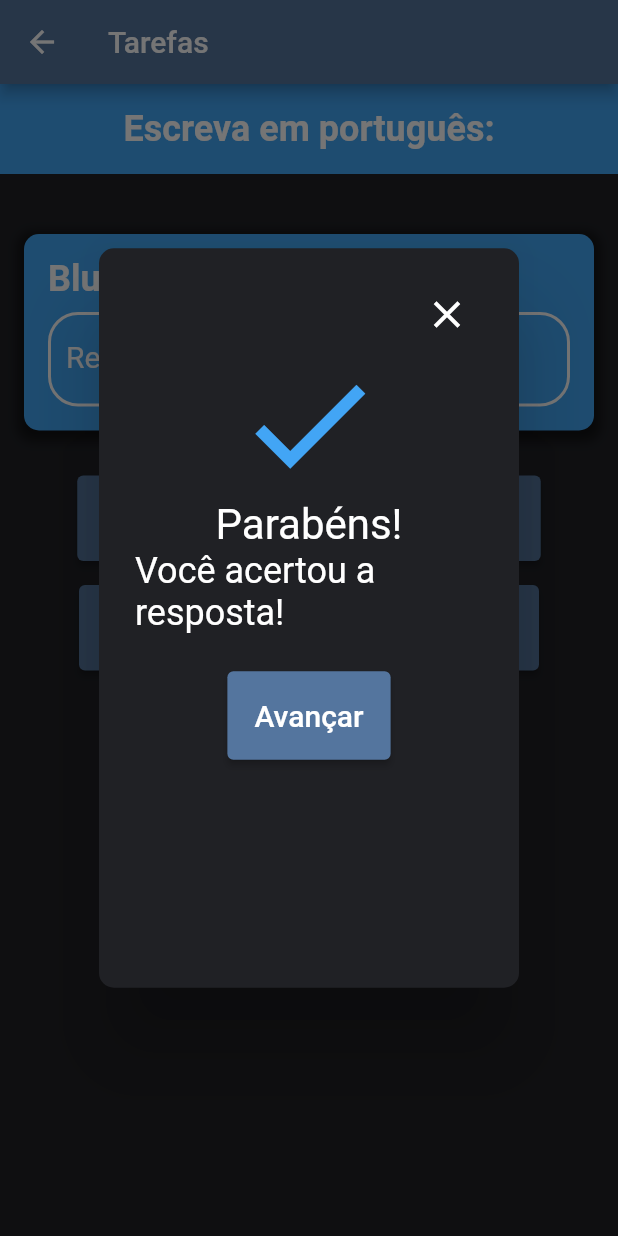
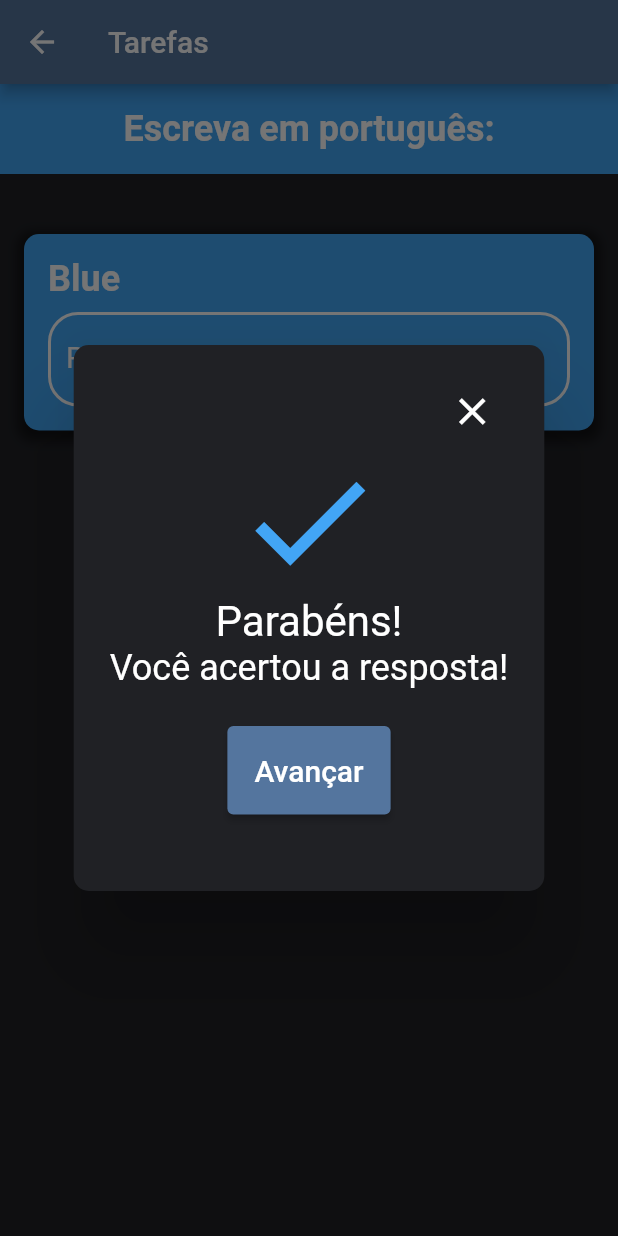
Before and after one commit to marcos-inja/app-estudo-de-ingles, a Flutter app: the TaskPage screen opened directly, after a tap on "Verificar", on a phone screen of 412 x 824 dp. Run offline on Flutter 3.47's test engine with Material 2 defaults, Android fonts, the phone set to English and light mode, and no system bars.

Commit message:
commit task corrigida

```diff
--- a/unki/lib/pages/task_page.dart
+++ b/unki/lib/pages/task_page.dart
@@ -199,8 +199,7 @@ class TaskPage extends StatelessWidget {
   }
 
   Container popup(context) {
-    var height = MediaQuery.of(context).size.height;
-    var width = MediaQuery.of(context).size.width;
+    //var height = MediaQuery.of(context).size.height;
     return Container(
       child: Column(
         children: [
@@ -227,6 +226,7 @@ class TaskPage extends StatelessWidget {
           ),
            Text(
               'Você acertou a resposta!',
+              textAlign: TextAlign.center,
               style: TextStyle(
                 fontSize: 24,
                 color: Colors.white,
@@ -254,8 +254,7 @@ class TaskPage extends StatelessWidget {
           ),
         ],
       ),
-      height: height - 375,
-      width: width - 1000,
+      height: 320,
     );
   }
 }
```
Lines whose indentation alone changed are shown as unchanged.
